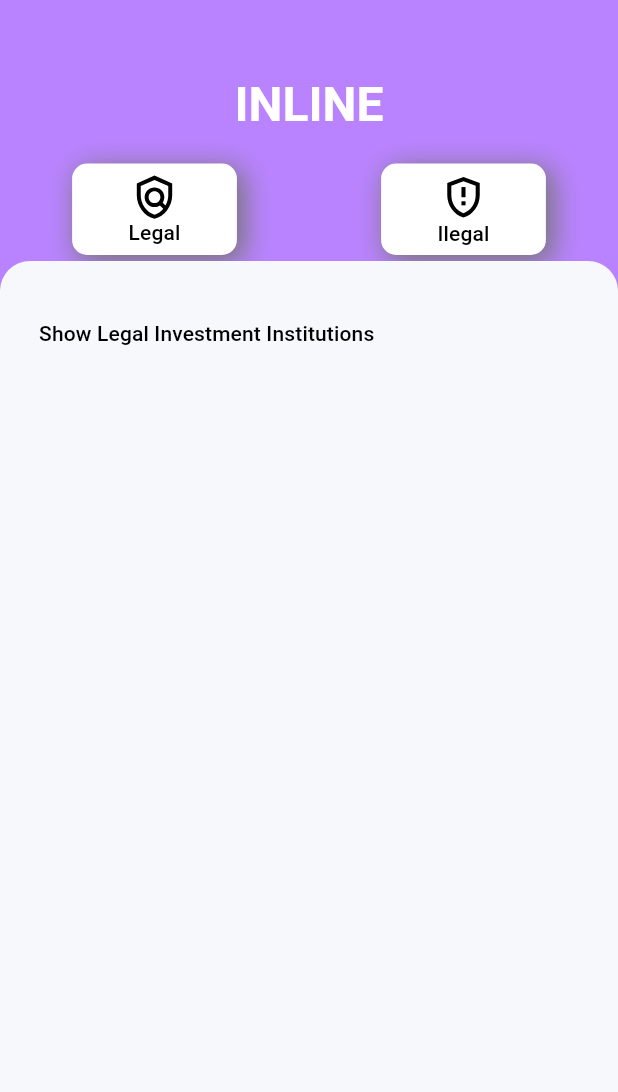
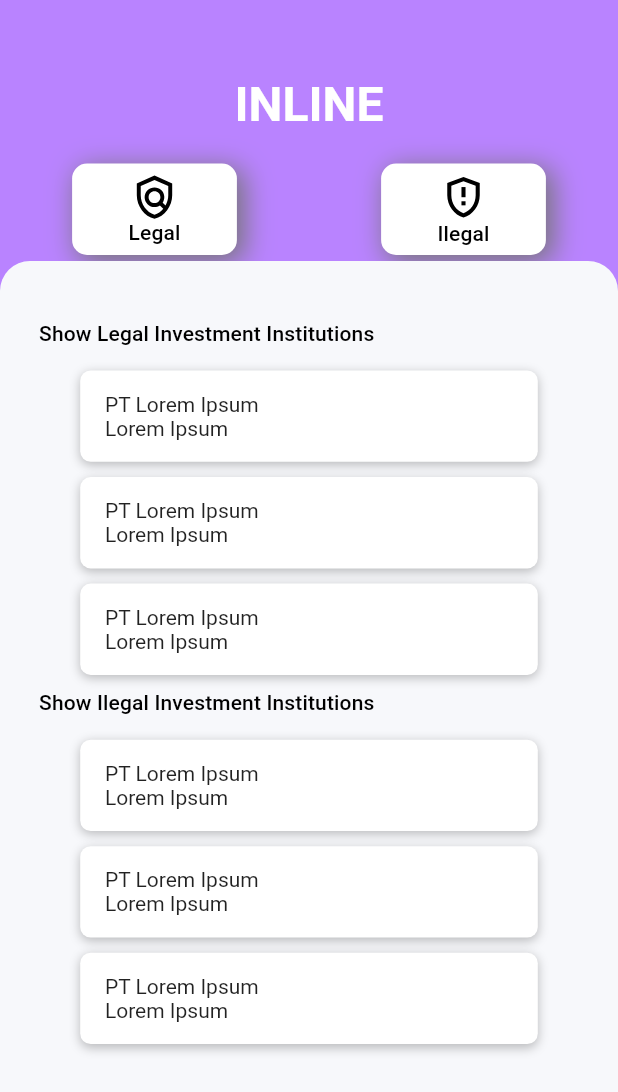
Before and after one commit to fikriyaeka/Capstone-Dicoding, a Flutter app: the HomeScreen screen opened directly, on a phone screen of 412 x 824 dp. Shown: the top 1092 px of the screen. Run offline on Flutter 3.47's test engine with Material 2 defaults, Android fonts, the light colour scheme and no system bars; drawn by our look-alikes of animated_text_kit; our stand-ins replace after_layout, flutter_svg, google_fonts, shared_preferences, shimmer, sliding_up_panel; accounts and stored records are empty.

Commit message:
show investment

```diff
--- a/lib/pages/home/home.dart
+++ b/lib/pages/home/home.dart
@@ -13,7 +13,7 @@ class HomeScreen extends StatelessWidget {
     return Scaffold(
       backgroundColor: purple,
       body: SafeArea(child: LayoutBuilder(
-        builder: (BuildContext context, BoxConstraintsconstraints) {
+        builder: (BuildContext context, boxConstraintsconstraints) {
           return Stack(
             children: [
               Column(
@@ -148,6 +148,19 @@ class HomeScreen extends StatelessWidget {
                     const SizedBox(
                       height: 17,
                     ),
+                    Institutions(),
+                    Institutions(),
+                    Institutions(),
+                    Text(
+                      'Show Ilegal Investment Institutions',
+                      style: Theme.of(context).textTheme.subtitle2,
+                    ),
+                    const SizedBox(
+                      height: 17,
+                    ),
+                    Institutions(),
+                    Institutions(),
+                    Institutions(),
                   ],
                 ),
               ),
@@ -158,3 +171,49 @@ class HomeScreen extends StatelessWidget {
     );
   }
 }
+
+class Institutions extends StatelessWidget {
+  const Institutions({
+    Key key,
+  }) : super(key: key);
+
+  @override
+  Widget build(BuildContext context) {
+    return Container(
+      margin: EdgeInsets.only(
+        bottom: responsiveHeight(10),
+        left: responsiveWidth(25),
+        right: responsiveWidth(25),
+      ),
+      height: responsiveHeight(60),
+      width: responsiveWidth(325),
+      decoration: BoxDecoration(
+        boxShadow: [
+          BoxShadow(
+            color: Colors.black.withOpacity(0.25),
+            blurRadius: 5,
+            offset: Offset(0, 2),
+          ),
+        ],
+        color: Colors.white,
+        shape: BoxShape.rectangle,
+        borderRadius: BorderRadius.circular(7),
+      ),
+      child: Padding(
+        padding: EdgeInsets.only(
+          left: responsiveWidth(15),
+          top: responsiveWidth(11),
+          bottom: responsiveWidth(11),
+        ),
+        child: Column(
+          mainAxisAlignment: MainAxisAlignment.center,
+          crossAxisAlignment: CrossAxisAlignment.start,
+          children: <Widget>[
+            Text("PT Lorem Ipsum"),
+            Text("Lorem Ipsum"),
+          ],
+        ),
+      ),
+    );
+  }
+}
--- a/lib/pages/theme/theme.dart
+++ b/lib/pages/theme/theme.dart
@@ -77,7 +77,7 @@ var subTitle1 = GoogleFonts.poppins(
 
 var subTitle2 = GoogleFonts.poppins(
   color: grey,
-  fontSize: 14,
+  fontSize: 16,
   fontWeight: FontWeight.w400,
 );
 
```
